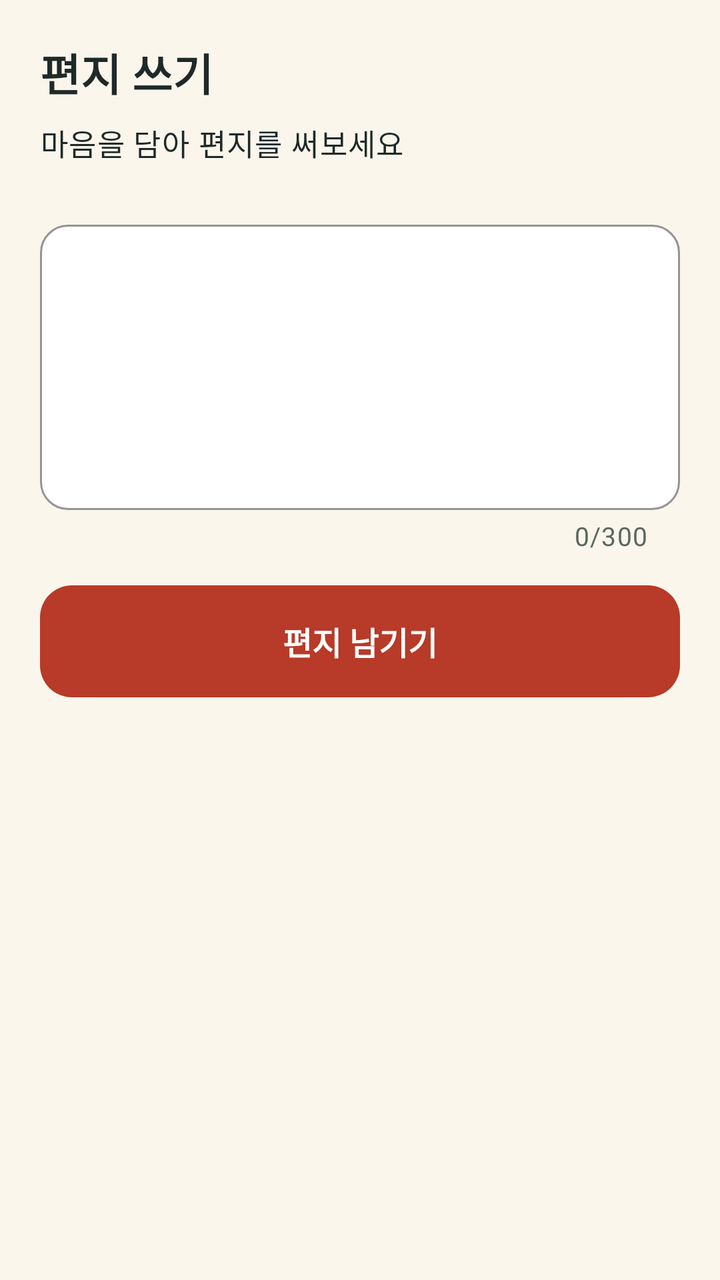
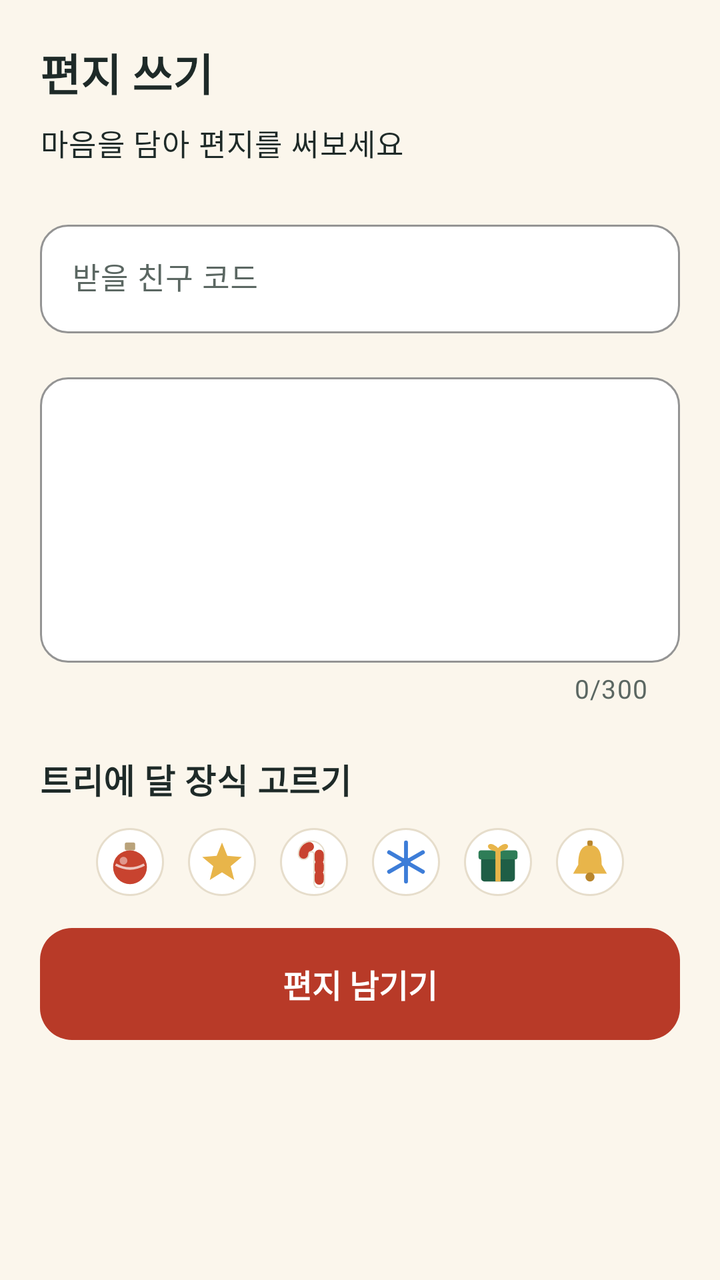

The first picture is an Android layout as it rendered before a commit; the second is the same layout after the commit. The layout source and the unified diff follow.
<!-- AndroidManifest.xml: application theme Theme.MerryCri -->
<!-- res/layout/fragment_letter_write.xml -->
<?xml version="1.0" encoding="utf-8"?>
<FrameLayout xmlns:android="http://schemas.android.com/apk/res/android"
    xmlns:app="http://schemas.android.com/apk/res-auto"
    android:layout_width="match_parent"
    android:layout_height="match_parent"
    android:background="@color/cream"
    android:padding="@dimen/screen_padding">

    <LinearLayout
        android:layout_width="match_parent"
        android:layout_height="wrap_content"
        android:layout_gravity="top"
        android:orientation="vertical">

        <TextView
            android:layout_width="wrap_content"
            android:layout_height="wrap_content"
            android:text="@string/letter_write_title"
            android:textAppearance="@style/TextAppearance.MerryCri.Title" />

        <TextView
            android:layout_width="wrap_content"
            android:layout_height="wrap_content"
            android:layout_marginTop="@dimen/space_8"
            android:text="@string/letter_write_hint"
            android:textAppearance="@style/TextAppearance.MerryCri.Body" />

        <com.google.android.material.textfield.TextInputLayout
            android:id="@+id/letter_input_layout"
            style="@style/Widget.MerryCri.TextInput"
            android:layout_width="match_parent"
            android:layout_height="wrap_content"
            android:layout_marginTop="@dimen/space_24"
            app:counterEnabled="true"
            app:counterMaxLength="300">

            <com.google.android.material.textfield.TextInputEditText
                android:id="@+id/letter_input"
                android:layout_width="match_parent"
                android:layout_height="wrap_content"
                android:gravity="top|start"
                android:inputType="textMultiLine|textCapSentences"
                android:maxLength="300"
                android:minLines="6" />
        </com.google.android.material.textfield.TextInputLayout>

        <com.google.android.material.button.MaterialButton
            android:id="@+id/save_button"
            style="@style/Widget.MerryCri.Button.Accent"
            android:layout_width="match_parent"
            android:layout_height="wrap_content"
            android:layout_marginTop="@dimen/space_16"
            android:enabled="false"
            android:text="@string/letter_write_save" />
    </LinearLayout>

</FrameLayout>
<!-- resources referenced by this layout -->
<resources>
  <!-- unchanged entries left out for length: 38 -->
</resources>

<!-- the commit's change to res/layout/fragment_letter_write.xml (unified diff, before → after) -->
@@ -26,11 +26,27 @@
             android:textAppearance="@style/TextAppearance.MerryCri.Body" />
 
         <com.google.android.material.textfield.TextInputLayout
+            android:id="@+id/recipient_input_layout"
+            style="@style/Widget.MerryCri.TextInput"
+            android:layout_width="match_parent"
+            android:layout_height="wrap_content"
+            android:layout_marginTop="@dimen/space_24"
+            android:hint="@string/letter_write_recipient_label">
+
+            <com.google.android.material.textfield.TextInputEditText
+                android:id="@+id/recipient_input"
+                android:layout_width="match_parent"
+                android:layout_height="wrap_content"
+                android:inputType="textCapCharacters"
+                android:maxLength="6" />
+        </com.google.android.material.textfield.TextInputLayout>
+
+        <com.google.android.material.textfield.TextInputLayout
             android:id="@+id/letter_input_layout"
             style="@style/Widget.MerryCri.TextInput"
             android:layout_width="match_parent"
             android:layout_height="wrap_content"
-            android:layout_marginTop="@dimen/space_24"
+            android:layout_marginTop="@dimen/space_16"
             app:counterEnabled="true"
             app:counterMaxLength="300">
 
@@ -44,6 +60,104 @@
                 android:minLines="6" />
         </com.google.android.material.textfield.TextInputLayout>
 
+        <TextView
+            android:layout_width="wrap_content"
+            android:layout_height="wrap_content"
+            android:layout_marginTop="@dimen/space_24"
+            android:text="@string/letter_write_ornament_label"
+            android:textAppearance="@style/TextAppearance.MerryCri.Subtitle" />
+
+        <LinearLayout
+            android:id="@+id/ornament_picker"
+            android:layout_width="match_parent"
+            android:layout_height="wrap_content"
+            android:layout_marginTop="@dimen/space_12"
+            android:gravity="center_horizontal"
+            android:orientation="horizontal">
+
+            <ImageView
+                android:id="@+id/ornament_bauble"
+                android:layout_width="@dimen/ornament_picker_size"
+                android:layout_height="@dimen/ornament_picker_size"
+                android:background="@drawable/bg_ornament_picker"
+                android:clickable="true"
+                android:contentDescription="@string/ornament_bauble"
+                android:focusable="true"
+                android:padding="@dimen/space_4"
+                android:src="@drawable/orn_bauble" />
+
+            <ImageView
+                android:id="@+id/ornament_star"
+                android:layout_width="@dimen/ornament_picker_size"
+                android:layout_height="@dimen/ornament_picker_size"
+                android:layout_marginStart="@dimen/space_12"
+                android:background="@drawable/bg_ornament_picker"
+                android:clickable="true"
+                android:contentDescription="@string/ornament_star"
+                android:focusable="true"
+                android:padding="@dimen/space_4"
+                android:src="@drawable/orn_star" />
+
+            <ImageView
+                android:id="@+id/ornament_cane"
+                android:layout_width="@dimen/ornament_picker_size"
+                android:layout_height="@dimen/ornament_picker_size"
+                android:layout_marginStart="@dimen/space_12"
+                android:background="@drawable/bg_ornament_picker"
+                android:clickable="true"
+                android:contentDescription="@string/ornament_cane"
+                android:focusable="true"
+                android:padding="@dimen/space_4"
+                android:src="@drawable/orn_cane" />
+
+            <ImageView
+                android:id="@+id/ornament_snow"
+                android:layout_width="@dimen/ornament_picker_size"
+                android:layout_height="@dimen/ornament_picker_size"
+                android:layout_marginStart="@dimen/space_12"
+                android:background="@drawable/bg_ornament_picker"
+                android:clickable="true"
+                android:contentDescription="@string/ornament_snow"
+                android:focusable="true"
+                android:padding="@dimen/space_4"
+                android:src="@drawable/orn_snow" />
+
+            <ImageView
+                android:id="@+id/ornament_gift"
+                android:layout_width="@dimen/ornament_picker_size"
+                android:layout_height="@dimen/ornament_picker_size"
+                android:layout_marginStart="@dimen/space_12"
+                android:background="@drawable/bg_ornament_picker"
+                android:clickable="true"
+                android:contentDescription="@string/ornament_gift"
+                android:focusable="true"
+                android:padding="@dimen/space_4"
+                android:src="@drawable/orn_gift" />
+
+            <ImageView
+                android:id="@+id/ornament_bell"
+                android:layout_width="@dimen/ornament_picker_size"
+                android:layout_height="@dimen/ornament_picker_size"
+                android:layout_marginStart="@dimen/space_12"
+                android:background="@drawable/bg_ornament_picker"
+                android:clickable="true"
+                android:contentDescription="@string/ornament_bell"
+                android:focusable="true"
+                android:padding="@dimen/space_4"
+                android:src="@drawable/orn_bell" />
+        </LinearLayout>
+
+        <TextView
+            android:id="@+id/ornament_error_text"
+            android:layout_width="wrap_content"
+            android:layout_height="wrap_content"
+            android:layout_gravity="center_horizontal"
+            android:layout_marginTop="@dimen/space_8"
+            android:text="@string/letter_write_error_ornament"
+            android:textAppearance="@style/TextAppearance.MerryCri.Caption"
+            android:textColor="@color/berry"
+            android:visibility="gone" />
+
         <com.google.android.material.button.MaterialButton
             android:id="@+id/save_button"
             style="@style/Widget.MerryCri.Button.Accent"
<!-- resource entries referenced after the edit -->
@@ -1,5 +1,173 @@
 <!-- resources referenced by this layout -->
 <resources>
+  <dimen name="ornament_picker_size">34dp</dimen>
+  <dimen name="space_12">12dp</dimen>
+  <dimen name="space_4">4dp</dimen>
+  <!-- drawable bg_ornament_picker (drawable) -->
+  <?xml version="1.0" encoding="utf-8"?>
+  <selector xmlns:android="http://schemas.android.com/apk/res/android">
+      <item android:state_selected="true">
+          <shape android:shape="oval">
+              <solid android:color="@color/pine_light" />
+              <stroke
+                  android:width="2dp"
+                  android:color="@color/pine" />
+          </shape>
+      </item>
+      <item>
+          <shape android:shape="oval">
+              <solid android:color="@color/card" />
+              <stroke
+                  android:width="1dp"
+                  android:color="@color/line" />
+          </shape>
+      </item>
+  </selector>
+  <!-- drawable orn_bauble (drawable) -->
+  <?xml version="1.0" encoding="utf-8"?>
+  <vector xmlns:android="http://schemas.android.com/apk/res/android"
+      android:width="40dp"
+      android:height="40dp"
+      android:viewportWidth="40"
+      android:viewportHeight="40">
+      <path
+          android:pathData="M17.5,5h5.0a1.5,1.5 0,0 1,1.5,1.5v3.0a1.5,1.5 0,0 1,-1.5,1.5h-5.0a1.5,1.5 0,0 1,-1.5,-1.5v-3.0a1.5,1.5 0,0 1,1.5,-1.5Z"
+          android:fillColor="#FFB9A27A" />
+      <path
+          android:pathData="M7.0,24.0a13.0,13.0 0,1 0,26.0,0a13.0,13.0 0,1 0,-26.0,0Z"
+          android:fillColor="#FFC8432F" />
+      <path
+          android:pathData="M9,22Q20,28 31,22"
+          android:strokeColor="#FFFFFFFF"
+          android:strokeWidth="2"
+          android:strokeAlpha="0.7" />
+      <path
+          android:pathData="M12.0,19.0a3.0,3.0 0,1 0,6.0,0a3.0,3.0 0,1 0,-6.0,0Z"
+          android:fillColor="#FFFFFFFF"
+          android:fillAlpha="0.45" />
+  </vector>
+  <!-- drawable orn_bell (drawable) -->
+  <?xml version="1.0" encoding="utf-8"?>
+  <vector xmlns:android="http://schemas.android.com/apk/res/android"
+      android:width="40dp"
+      android:height="40dp"
+      android:viewportWidth="40"
+      android:viewportHeight="40">
+      <path
+          android:pathData="M20,7C12,7 11,15 11,22L7,29H33L29,22C29,15 28,7 20,7Z"
+          android:fillColor="#FFE8B54A" />
+      <path
+          android:pathData="M16.5,31.5a3.5,3.5 0,1 0,7.0,0a3.5,3.5 0,1 0,-7.0,0Z"
+          android:fillColor="#FFB9862C" />
+      <path
+          android:pathData="M19,3.5h2a1,1 0,0 1,1,1v2a1,1 0,0 1,-1,1h-2a1,1 0,0 1,-1,-1v-2a1,1 0,0 1,1,-1Z"
+          android:fillColor="#FFB9862C" />
+  </vector>
+  <!-- drawable orn_cane (drawable) -->
+  <?xml version="1.0" encoding="utf-8"?>
+  <vector xmlns:android="http://schemas.android.com/apk/res/android"
+      android:width="40dp"
+      android:height="40dp"
+      android:viewportWidth="40"
+      android:viewportHeight="40">
+      <path
+          android:pathData="M24,36V14a6,6 0,0 0,-12,0"
+          android:strokeColor="#FFE6DDCB"
+          android:strokeWidth="9"
+          android:strokeLineCap="round" />
+      <path
+          android:pathData="M24,36V14a6,6 0,0 0,-12,0"
+          android:strokeColor="#FFFFFFFF"
+          android:strokeWidth="7"
+          android:strokeLineCap="round" />
+      <path
+          android:pathData="M24.0,14.0L24.0,18.0"
+          android:strokeColor="#FFC8432F"
+          android:strokeWidth="7"
+          android:strokeLineCap="round" />
+      <path
+          android:pathData="M24.0,22.0L24.0,26.0"
+          android:strokeColor="#FFC8432F"
+          android:strokeWidth="7"
+          android:strokeLineCap="round" />
+      <path
+          android:pathData="M24.0,30.0L24.0,34.0"
+          android:strokeColor="#FFC8432F"
+          android:strokeWidth="7"
+          android:strokeLineCap="round" />
+      <path
+          android:pathData="M12,14a6,6 0,0 1,4.5,-5.8"
+          android:strokeColor="#FFC8432F"
+          android:strokeWidth="7"
+          android:strokeLineCap="round" />
+  </vector>
+  <!-- drawable orn_gift (drawable) -->
+  <?xml version="1.0" encoding="utf-8"?>
+  <vector xmlns:android="http://schemas.android.com/apk/res/android"
+      android:width="40dp"
+      android:height="40dp"
+      android:viewportWidth="40"
+      android:viewportHeight="40">
+      <path
+          android:pathData="M9.5,15h21.0a2.5,2.5 0,0 1,2.5,2.5v15.0a2.5,2.5 0,0 1,-2.5,2.5h-21.0a2.5,2.5 0,0 1,-2.5,-2.5v-15.0a2.5,2.5 0,0 1,2.5,-2.5Z"
+          android:fillColor="#FF1F5E46" />
+      <path
+          android:pathData="M7,11h26a2,2 0,0 1,2,2v3a2,2 0,0 1,-2,2h-26a2,2 0,0 1,-2,-2v-3a2,2 0,0 1,2,-2Z"
+          android:fillColor="#FF2E7D57" />
+      <path
+          android:pathData="M18,11h4v24h-4Z"
+          android:fillColor="#FFE8B54A" />
+      <path
+          android:pathData="M20,11C14,4 9,9 20,11C31,9 26,4 20,11"
+          android:strokeColor="#FFE8B54A"
+          android:strokeWidth="2.5" />
+  </vector>
+  <!-- drawable orn_snow (drawable) -->
+  <?xml version="1.0" encoding="utf-8"?>
+  <vector xmlns:android="http://schemas.android.com/apk/res/android"
+      android:width="40dp"
+      android:height="40dp"
+      android:viewportWidth="40"
+      android:viewportHeight="40">
+      <path
+          android:pathData="M20.0,5.0L20.0,35.0"
+          android:strokeColor="#FF3D7DD8"
+          android:strokeWidth="3"
+          android:strokeLineCap="round" />
+      <path
+          android:pathData="M7.0,12.5L33.0,27.5"
+          android:strokeColor="#FF3D7DD8"
+          android:strokeWidth="3"
+          android:strokeLineCap="round" />
+      <path
+          android:pathData="M7.0,27.5L33.0,12.5"
+          android:strokeColor="#FF3D7DD8"
+          android:strokeWidth="3"
+          android:strokeLineCap="round" />
+      <path
+          android:pathData="M16.5,20.0a3.5,3.5 0,1 0,7.0,0a3.5,3.5 0,1 0,-7.0,0Z"
+          android:fillColor="#FF3D7DD8" />
+  </vector>
+  <!-- drawable orn_star (drawable) -->
+  <?xml version="1.0" encoding="utf-8"?>
+  <vector xmlns:android="http://schemas.android.com/apk/res/android"
+      android:width="40dp"
+      android:height="40dp"
+      android:viewportWidth="40"
+      android:viewportHeight="40">
+      <path
+          android:pathData="M20.0,5.0L24.1,15.3L35.2,16.1L26.7,23.2L29.4,33.9L20.0,28.0L10.6,33.9L13.3,23.2L4.8,16.1L15.9,15.3Z"
+          android:fillColor="#FFE8B54A" />
+  </vector>
+  <string name="letter_write_error_ornament">장식을 선택해 주세요.</string>
+  <string name="letter_write_ornament_label">트리에 달 장식 고르기</string>
+  <string name="letter_write_recipient_label">받을 친구 코드</string>
+  <string name="ornament_bauble">방울</string>
+  <string name="ornament_bell">종</string>
+  <string name="ornament_cane">사탕</string>
+  <string name="ornament_gift">선물</string>
+  <string name="ornament_snow">눈송이</string>
+  <string name="ornament_star">별</string>
   <!-- unchanged entries left out for length: 38 -->
 </resources>
 
